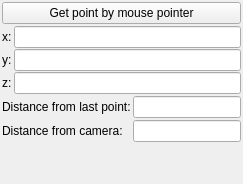
First picture: the form in mandelbulber2/qt/dock_measurements.ui, repository buddhi1980/mandelbulber2, before the edit.
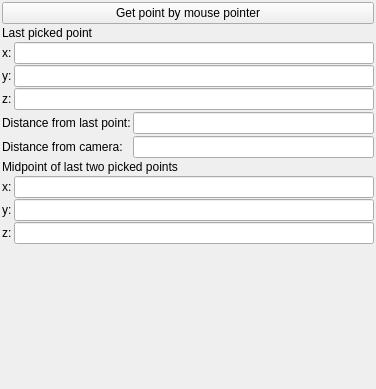
Second picture: the form after the edit. Custom widgets are drawn as their Qt base class.

Commit message: Issue #332. Added calculation and displaying of midpoint in measurement dock.

Patch:
```diff
--- a/mandelbulber2/qt/dock_measurements.ui
+++ b/mandelbulber2/qt/dock_measurements.ui
@@ -2,6 +2,14 @@
 <ui version="4.0">
  <class>cDockMeasurements</class>
  <widget class="QWidget" name="cDockMeasurements">
+  <property name="geometry">
+   <rect>
+    <x>0</x>
+    <y>0</y>
+    <width>376</width>
+    <height>389</height>
+   </rect>
+  </property>
   <property name="windowTitle">
    <string>Form</string>
   </property>
@@ -28,6 +36,16 @@
      </property>
     </widget>
    </item>
+   <item>
+    <widget class="QLabel" name="label">
+     <property name="text">
+      <string>Last picked point</string>
+     </property>
+     <property name="wordWrap">
+      <bool>true</bool>
+     </property>
+    </widget>
+   </item>
    <item>
     <layout class="QFormLayout" name="formLayout_coordinates_10">
      <property name="fieldGrowthPolicy">
@@ -94,6 +112,9 @@
    </item>
    <item>
     <layout class="QFormLayout" name="formLayout">
+     <property name="labelAlignment">
+      <set>Qt::AlignLeading|Qt::AlignLeft|Qt::AlignVCenter</set>
+     </property>
      <property name="horizontalSpacing">
       <number>2</number>
      </property>
@@ -108,6 +129,9 @@
        <property name="text">
         <string>Distance from last point:</string>
        </property>
+       <property name="wordWrap">
+        <bool>true</bool>
+       </property>
       </widget>
      </item>
      <item row="0" column="1">
@@ -128,6 +152,9 @@
        <property name="text">
         <string>Distance from camera:</string>
        </property>
+       <property name="wordWrap">
+        <bool>true</bool>
+       </property>
       </widget>
      </item>
      <item row="1" column="1">
@@ -145,6 +172,80 @@
      </item>
     </layout>
    </item>
+   <item>
+    <widget class="QLabel" name="label_2">
+     <property name="text">
+      <string>Midpoint of last two picked points</string>
+     </property>
+     <property name="wordWrap">
+      <bool>true</bool>
+     </property>
+    </widget>
+   </item>
+   <item>
+    <layout class="QFormLayout" name="formLayout_coordinates_11">
+     <property name="fieldGrowthPolicy">
+      <enum>QFormLayout::ExpandingFieldsGrow</enum>
+     </property>
+     <property name="horizontalSpacing">
+      <number>2</number>
+     </property>
+     <property name="verticalSpacing">
+      <number>1</number>
+     </property>
+     <item row="0" column="0">
+      <widget class="QLabel" name="label_300">
+       <property name="text">
+        <string>x:</string>
+       </property>
+      </widget>
+     </item>
+     <item row="0" column="1">
+      <widget class="MyLineEdit" name="vect3_meas_midpoint_x">
+       <property name="sizePolicy">
+        <sizepolicy hsizetype="Expanding" vsizetype="Maximum">
+         <horstretch>0</horstretch>
+         <verstretch>0</verstretch>
+        </sizepolicy>
+       </property>
+      </widget>
+     </item>
+     <item row="1" column="0">
+      <widget class="QLabel" name="label_301">
+       <property name="text">
+        <string>y:</string>
+       </property>
+      </widget>
+     </item>
+     <item row="1" column="1">
+      <widget class="MyLineEdit" name="vect3_meas_midpoint_y">
+       <property name="sizePolicy">
+        <sizepolicy hsizetype="Expanding" vsizetype="Maximum">
+         <horstretch>0</horstretch>
+         <verstretch>0</verstretch>
+        </sizepolicy>
+       </property>
+      </widget>
+     </item>
+     <item row="2" column="0">
+      <widget class="QLabel" name="label_302">
+       <property name="text">
+        <string>z:</string>
+       </property>
+      </widget>
+     </item>
+     <item row="2" column="1">
+      <widget class="MyLineEdit" name="vect3_meas_midpoint_z">
+       <property name="sizePolicy">
+        <sizepolicy hsizetype="Expanding" vsizetype="Maximum">
+         <horstretch>0</horstretch>
+         <verstretch>0</verstretch>
+        </sizepolicy>
+       </property>
+      </widget>
+     </item>
+    </layout>
+   </item>
    <item>
     <spacer name="verticalSpacer_23">
      <property name="orientation">
```
The commit also changes 3 other files.
